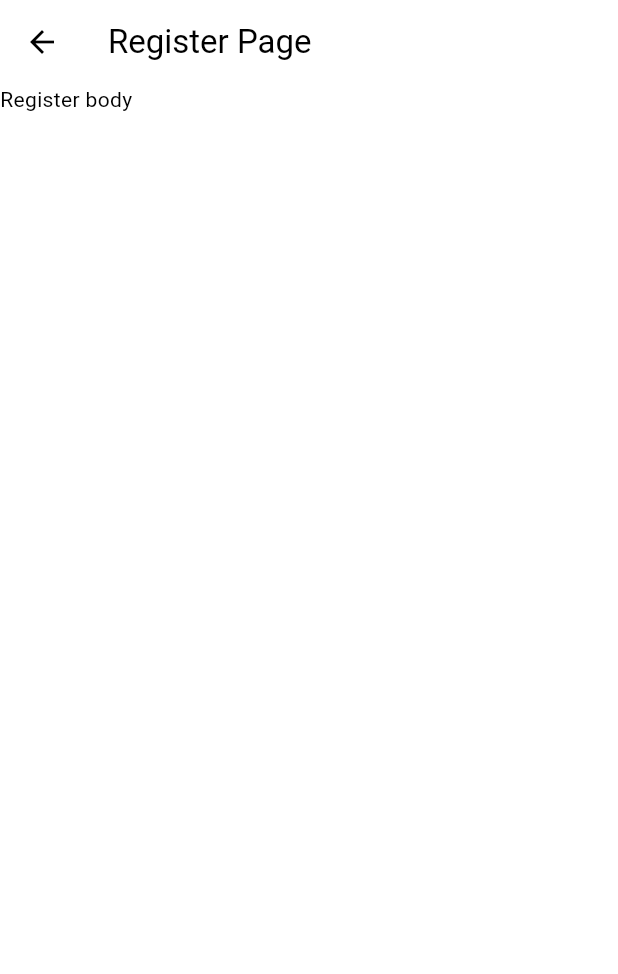
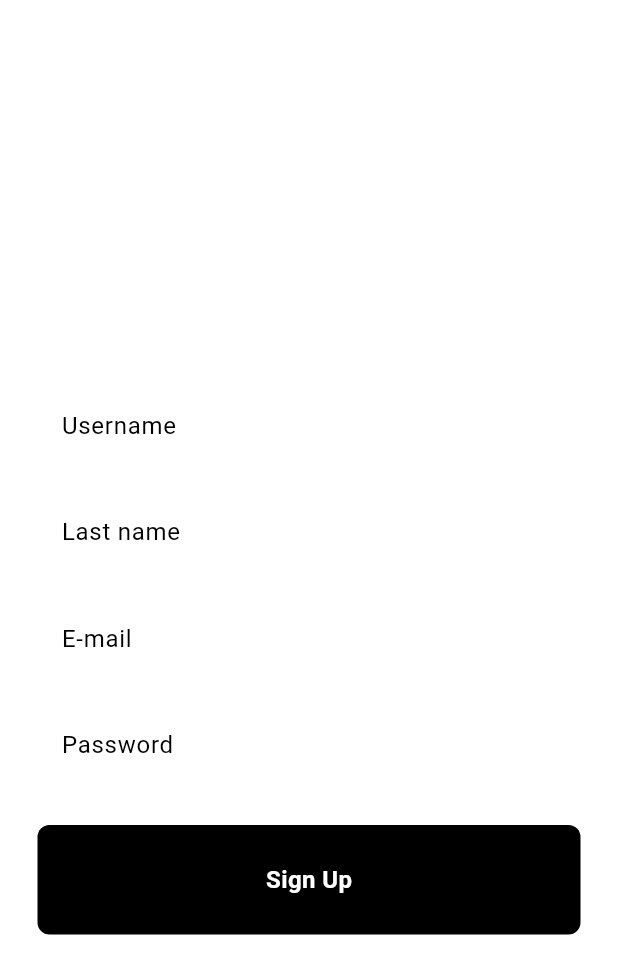
Before and after one commit to Sachito69/AcademyAide, a Flutter app: the screen it shows after launch, after a tap on "Register", on a phone screen of 412 x 824 dp. Shown: the top 974 px of the screen. Run offline on Flutter 3.47's test engine with Material 3 defaults, Android fonts, the phone set to English and light mode, and no system bars; our stand-ins replace flutter_speed_dial.

Commit message:
2nd commit

```diff
--- a/lib/components/button.dart
+++ b/lib/components/button.dart
@@ -1,30 +1,33 @@
 import 'package:flutter/material.dart';
 
 class MyButton extends StatelessWidget {
+  final Function()? onTap;
+  final String buttonText;
 
-final Function()? onTap;
+  const MyButton({super.key, required this.onTap, required this.buttonText});
 
-const MyButton ({super.key, required this.onTap});
   @override
   Widget build(BuildContext context) {
     return GestureDetector(
-      onTap: onTap ,
+      onTap: onTap,
       child: Container(
         padding: const EdgeInsets.all(25),
         margin: const EdgeInsets.symmetric(horizontal: 25),
         decoration: BoxDecoration(
           color: Colors.black,
-        borderRadius: BorderRadius.circular(8)),
-      child: const Center(
-        child: Text('Sign In',
-        style: TextStyle(
+          borderRadius: BorderRadius.circular(8),
+        ),
+        child: Center(
+          child: Text(
+            buttonText,
+            style: const TextStyle(
               color: Colors.white,
               fontSize: 16,
               fontWeight: FontWeight.bold,
             ),
           ),
         ),
-    )
+      ),
     );
   }
 }
--- a/lib/pages/login.dart
+++ b/lib/pages/login.dart
@@ -81,6 +81,7 @@ class LoginPage extends StatelessWidget {
               const SizedBox(height: 25.0),
               // login button
               MyButton(
+                buttonText: 'Login',
                 onTap: () {
                   Navigator.pushNamed(context, '/homepage');
                 },
--- a/lib/pages/register.dart
+++ b/lib/pages/register.dart
@@ -1,6 +1,6 @@
 import 'package:flutter/material.dart';
-//import 'package:project/components/button.dart';
-//import 'package:project/components/textFeild.dart';
+import 'package:project/components/button.dart';
+import 'package:project/components/textFeild.dart';
 //import 'package:project/pages/home.dart';
 
 class Register extends StatelessWidget {
@@ -10,13 +10,69 @@ class Register extends StatelessWidget {
   final passController = TextEditingController();
 
 
-  @override
+   @override
   Widget build(BuildContext context) {
-    return  Scaffold(
-      appBar: AppBar(
-        title: Text('Register Page'),
+    return Scaffold(
+     // backgroundColor: Colors.grey[300],
+      body:  SafeArea(
+        child: Center(
+          child: Column(
+            mainAxisAlignment: MainAxisAlignment.center,
+            children: [
+              // logo
+              const SizedBox(height: 55.0),
+
+             const MyTextField(
+                //controller: userController,
+                hinttext: 'Username',
+                obscureText: false,
+              ),
+
+              const SizedBox(height: 15.0),
+
+               const MyTextField(
+                //controller: userController,
+                hinttext: 'Last name',
+                obscureText: false,
+              ),
+
+              const SizedBox(height: 15.0),
+
+
+              // username textfield
+               const MyTextField(
+                //controller: userController,
+                hinttext: 'E-mail',
+                obscureText: false,
+              ),
+               const SizedBox(height: 15.0),
+
+              // password textfield
+               const MyTextField(
+                //controller: passController,
+                hinttext: 'Password',
+                obscureText: false,
+              ),
+              ///
+
+
+
+              const SizedBox(height: 25.0),
+
+              MyButton(
+                buttonText: 'Sign Up',
+                onTap: () {
+                  Navigator.pushNamed(context, '/login');
+                },
+              ),
+              ///
+
+              ///
+              ///
+            ],
+          ),
+        ),
       ),
-      body: SafeArea(child: Text('Register body')),
     );
   }
 }
```
Lines whose indentation alone changed are shown as unchanged.
